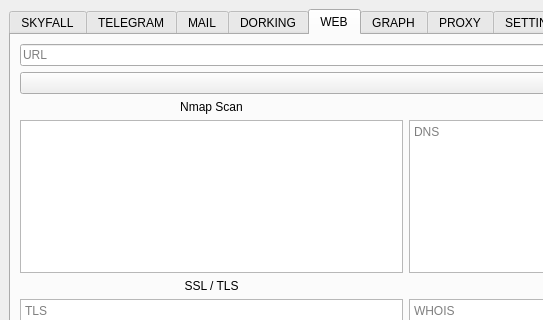
Nighty3098/SkyFall, file resources/form.ui: the form before one commit; both pictures show x 0 to 543 and y 0 to 320 of the 1200 by 679 pixel window.
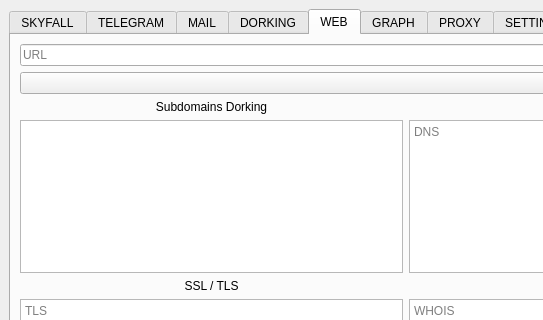
The form after the commit. The open tabs and pages were chosen to show the change.

Commit message: Added the functionality of searching subdomains using dorking

```diff
--- a/resources/form.ui
+++ b/resources/form.ui
@@ -763,7 +763,7 @@
         <item row="2" column="1">
          <widget class="QLabel" name="label_8">
           <property name="text">
-           <string>Nmap Scan</string>
+           <string>Subdomains Dorking</string>
           </property>
           <property name="alignment">
            <set>Qt::AlignmentFlag::AlignCenter</set>
```
Left out of the diff: 4 changed lines with no effect on the pictures. The commit also changes 2 other files.
